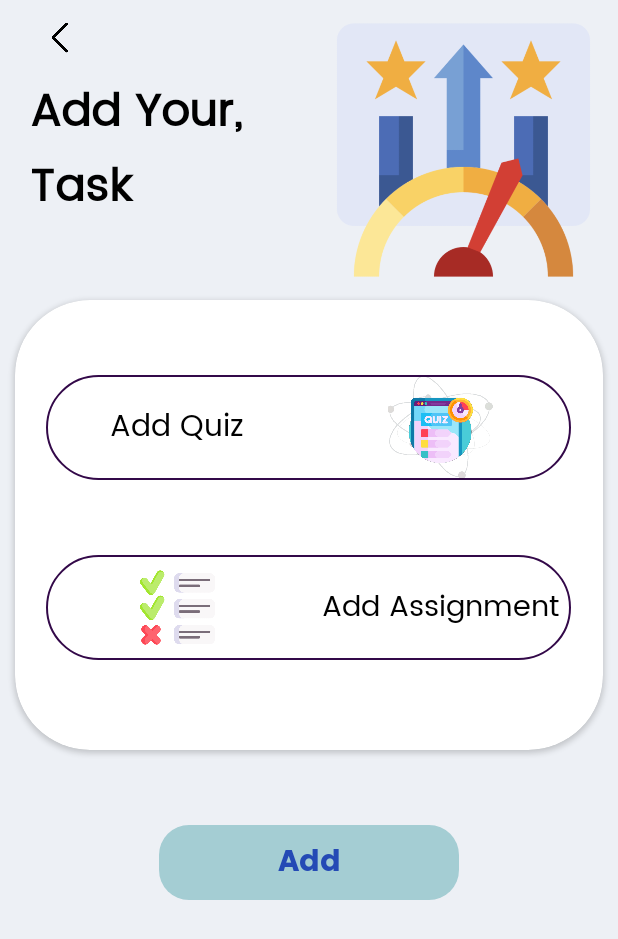
After one commit to Yas23-tyagi/GuruCares_Kiet, an Android app: the layout fragment_add_task.xml on its own in the app's theme, with its tools: preview values and no code run, on a phone screen of 412 x 824 dp. The commit adds this screen. Shown: the top 939 px of the screen. Run offline under Robolectric (Android 15) with nearby library versions, the phone set to English and light mode, and no system bars; Roboto replaces fonts that are not available here.

Commit message:
Added add_task fragment

```diff
--- /dev/null
+++ b/app/src/main/res/layout/fragment_add_task.xml
@@ -0,0 +1,235 @@
+<?xml version="1.0" encoding="utf-8"?>
+<FrameLayout xmlns:android="http://schemas.android.com/apk/res/android"
+    xmlns:tools="http://schemas.android.com/tools"
+    android:layout_width="match_parent"
+    android:layout_height="match_parent"
+    android:background="#edf0f5"
+    xmlns:app="http://schemas.android.com/apk/res-auto"
+    tools:context=".fragmentclass.addsubject">
+
+    <ScrollView
+        android:layout_width="match_parent"
+        android:layout_height="match_parent">
+
+        <LinearLayout
+            android:layout_width="match_parent"
+            android:layout_height="wrap_content"
+            android:orientation="vertical">
+
+
+            <LinearLayout
+                android:layout_width="match_parent"
+                android:layout_height="200dp"
+                android:layout_marginTop="0dp"
+                android:orientation="horizontal">
+
+
+                <LinearLayout
+                    android:layout_width="match_parent"
+                    android:layout_height="match_parent"
+                    android:layout_weight="1"
+                    android:layout_marginLeft="20dp"
+                    android:orientation="vertical">
+
+                    <ImageView
+                        android:layout_width="40dp"
+                        android:layout_height="match_parent"
+                        android:layout_weight="1.5"
+                        android:src="@drawable/back"
+                        android:padding="10dp"/>
+
+
+
+
+                    <TextView
+                        android:layout_width="match_parent"
+                        android:layout_height="match_parent"
+                        android:text="Add Your, "
+                        android:textSize="30sp"
+                        android:textStyle="bold"
+                        android:textColor="@color/black"
+                        android:fontFamily="@font/poppins"
+                        android:layout_weight="1.5"/>
+
+                    <TextView
+                        android:layout_width="match_parent"
+                        android:layout_height="match_parent"
+                        android:text="Task "
+                        android:textStyle="bold"
+                        android:textSize="30sp"
+                        android:textColor="@color/black"
+                        android:fontFamily="@font/poppins"
+                        android:layout_weight="1"/>
+
+
+
+
+
+
+                </LinearLayout>
+
+
+                <ImageView
+                    android:layout_width="match_parent"
+                    android:layout_height="match_parent"
+                    android:layout_weight="1"
+                    android:padding="10dp"
+                    android:src="@drawable/performance"/>
+
+
+
+
+
+
+            </LinearLayout>
+
+
+            <androidx.cardview.widget.CardView
+                android:layout_width="match_parent"
+                android:layout_marginTop="0dp"
+                android:layout_height="300dp"
+                android:layout_marginLeft="10dp"
+                app:cardCornerRadius="50dp"
+                android:layout_marginRight="10dp">
+
+                <LinearLayout
+                    android:layout_width="match_parent"
+                    android:layout_height="match_parent"
+                    android:orientation="vertical">
+
+                    <LinearLayout
+                        android:layout_width="350dp"
+                        android:layout_gravity="center"
+                        android:layout_marginTop="50dp"
+                        android:id="@+id/addquiz"
+                        android:orientation="horizontal"
+                        android:background="@drawable/barbackgroundempty"
+                        android:layout_height="70dp"
+                        >
+
+                        <TextView
+                            android:layout_width="match_parent"
+                            android:layout_height="match_parent"
+                            android:layout_weight="1"
+                            android:text="Add Quiz"
+                            android:fontFamily="@font/poppins"
+                            android:textSize="20sp"
+                            android:gravity="center"
+                            android:textColor="@color/black"/>
+
+                        <ImageView
+                            android:layout_width="match_parent"
+                            android:layout_height="match_parent"
+                            android:src="@drawable/quiz"
+                            android:layout_weight="1"/>
+
+
+
+
+
+                    </LinearLayout>
+
+
+
+                    <LinearLayout
+                        android:layout_width="350dp"
+                        android:layout_gravity="center"
+                        android:id="@+id/addassignment"
+                        android:layout_marginTop="50dp"
+                        android:orientation="horizontal"
+                        android:background="@drawable/barbackgroundempty"
+                        android:layout_height="70dp"
+                        >
+
+
+
+                        <ImageView
+                            android:layout_width="match_parent"
+                            android:layout_height="match_parent"
+                            android:src="@drawable/taskevaluation"
+                            android:padding="10dp"
+                            android:layout_weight="1"/>
+
+                        <TextView
+                            android:layout_width="match_parent"
+                            android:layout_height="match_parent"
+                            android:layout_weight="1"
+                            android:text="Add Assignment"
+                            android:fontFamily="@font/poppins"
+                            android:textSize="19.5sp"
+                            android:gravity="center"
+                            android:textColor="@color/black"/>
+
+
+
+                    </LinearLayout>
+
+
+
+
+
+
+
+
+
+
+
+                </LinearLayout>
+
+
+
+
+
+
+
+
+
+
+
+
+
+
+
+
+
+
+
+
+
+
+
+            </androidx.cardview.widget.CardView>
+
+
+
+            <TextView
+                android:layout_width="200dp"
+                android:layout_height="50dp"
+                android:layout_marginTop="50dp"
+                android:text="Add"
+                android:id="@+id/addbtn"
+                android:fontFamily="@font/poppins_bold"
+                android:textColor="#244AB5"
+                android:background="@drawable/navigation_bar_background"
+                android:textSize="20sp"
+                android:layout_gravity="center"
+                android:gravity="center"/>
+
+
+
+
+
+
+
+
+
+
+
+
+
+
+
+
+        </LinearLayout>
+    </ScrollView>
+</FrameLayout>
--- a/app/src/main/res/layout/fragment_addsubject.xml
+++ b/app/src/main/res/layout/fragment_addsubject.xml
@@ -20,7 +20,7 @@
         <LinearLayout
             android:layout_width="match_parent"
             android:layout_height="200dp"
-            android:layout_marginTop="20dp"
+            android:layout_marginTop="0dp"
             android:orientation="horizontal">
 
 
```
Also changed, not shown: app/src/main/java/com/example/gurucares/fragmentclass/Home.java (+18 -2 lines), app/src/main/java/com/example/gurucares/fragmentclass/add_task.java (added, +131 -0 lines), app/src/main/java/com/example/gurucares/fragmentclass/addchapter.java (+7 -42 lines), app/src/main/res/drawable/taskoption.xml (added, +27 -0 lines), app/src/main/res/layout/fragment_home.xml (+11 -0 lines), app/src/main/res/drawable/performance.png (added).
